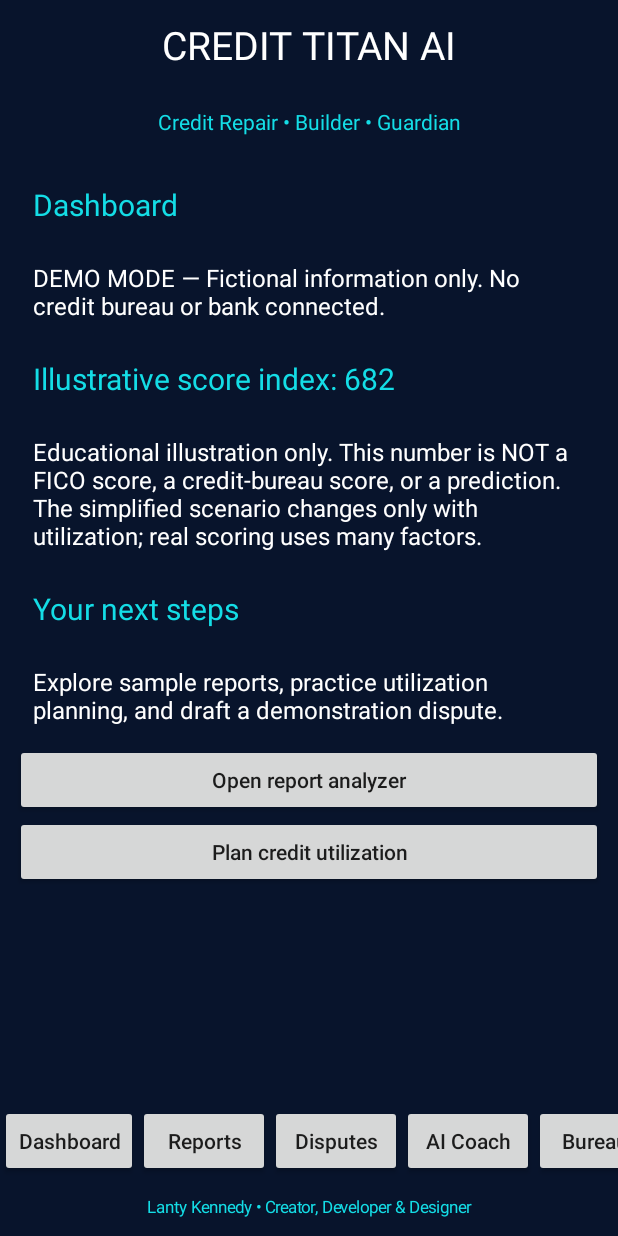
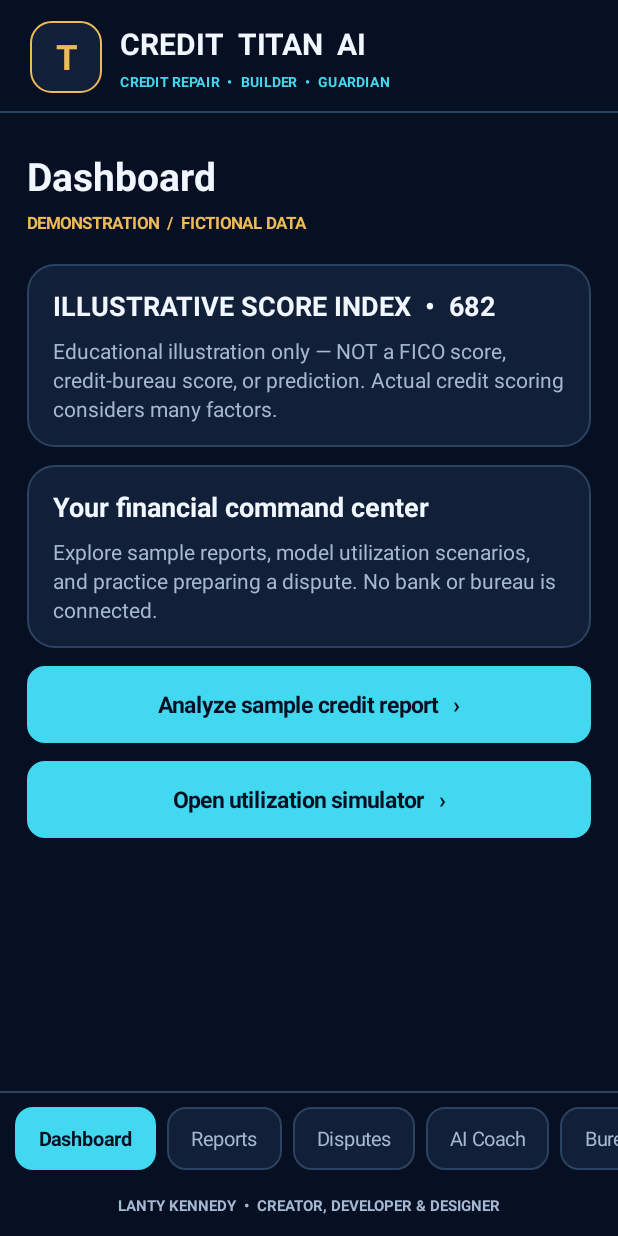
Before and after one commit to TitanCreditbyLantyKennedy/credit-titan-ai-android, an Android app: the screen it shows after launch (MainActivity), on a phone screen of 412 x 824 dp. Run offline under Robolectric (Android 15) with nearby library versions, the light colour scheme and no system bars.

Commit message:
Polish premium mobile UI with branded header, rounded navigation and cards

```diff
--- a/app/src/main/java/com/credittitan/ai/MainActivity.java
+++ b/app/src/main/java/com/credittitan/ai/MainActivity.java
@@ -2,98 +2,146 @@ package com.credittitan.ai;
 
 import android.app.Activity;
 import android.os.Bundle;
+import android.content.res.ColorStateList;
 import android.graphics.Color;
+import android.graphics.Typeface;
+import android.graphics.drawable.GradientDrawable;
 import android.view.Gravity;
+import android.view.View;
 import android.widget.*;
 
 public class MainActivity extends Activity {
-    private final int navy=Color.rgb(8,20,44), cyan=Color.rgb(20,221,230), white=Color.WHITE;
+    private final int navy=Color.rgb(7,16,34), panel=Color.rgb(17,31,57), cyan=Color.rgb(66,216,239),
+        white=Color.rgb(241,247,255), muted=Color.rgb(166,184,209), gold=Color.rgb(236,187,88), border=Color.rgb(43,66,96);
     private final String[] pages={"Dashboard","Reports","Disputes","AI Coach","Bureaus","Progress"};
     private LinearLayout content;
     private int balance=960, limit=3000;
     private boolean disputeDraft=false;
-    private int demoScore(){int utilization=(int)Math.round(100.0*balance/limit);return Math.max(600,Math.min(730,682+(32-utilization)/2));}
-    private String demoScoreNote(){return "Educational illustration only. This number is NOT a FICO score, a credit-bureau score, or a prediction. The simplified scenario changes only with utilization; real scoring uses many factors."; }
     private int dp(int value){return (int)(getResources().getDisplayMetrics().density*value+0.5f);}
-    @Override public void onCreate(Bundle state){super.onCreate(state);show(0);}
-    private TextView text(String value,int size,int color){
+    private int score(){int pct=(int)Math.round(100.0*balance/limit);return Math.max(600,Math.min(730,682+(32-pct)/2));}
+    private String note(){return "Educational illustration only — NOT a FICO score, credit-bureau score, or prediction. Actual credit scoring considers many factors.";}
+    private GradientDrawable shape(int fill,int stroke,int radius){
+        GradientDrawable d=new GradientDrawable();d.setColor(fill);d.setCornerRadius(dp(radius));
+        if(stroke!=0)d.setStroke(dp(1),stroke);return d;
+    }
+    private TextView text(String value,int size,int color,boolean bold){
         TextView t=new TextView(this);t.setText(value);t.setTextSize(size);t.setTextColor(color);
-        t.setPadding(dp(12),dp(12),dp(12),dp(12));return t;
+        if(bold)t.setTypeface(Typeface.DEFAULT,Typeface.BOLD);return t;
     }
-    private void add(String title,String body){
-        content.addView(text(title,20,cyan));
-        content.addView(text(body,16,white));
+    private LinearLayout column(){
+        LinearLayout l=new LinearLayout(this);l.setOrientation(LinearLayout.VERTICAL);return l;
+    }
+    private void brand(LinearLayout root){
+        LinearLayout head=new LinearLayout(this);head.setGravity(Gravity.CENTER_VERTICAL);
+        head.setPadding(dp(20),dp(14),dp(20),dp(12));
+        TextView shield=text("T",23,gold,true);shield.setGravity(Gravity.CENTER);
+        shield.setBackground(shape(panel,gold,14));
+        head.addView(shield,new LinearLayout.LayoutParams(dp(48),dp(48)));
+        LinearLayout name=column();name.setPadding(dp(12),0,0,0);
+        name.addView(text("CREDIT  TITAN  AI",20,white,true));
+        TextView tagline=text("CREDIT REPAIR  •  BUILDER  •  GUARDIAN",9,cyan,true);
+        tagline.setLetterSpacing(0.06f);tagline.setPadding(0,dp(5),0,0);name.addView(tagline);
+        head.addView(name);root.addView(head);
+        View line=new View(this);line.setBackgroundColor(border);
+        root.addView(line,new LinearLayout.LayoutParams(-1,dp(1)));
+    }
+    private void card(String heading,String body){
+        LinearLayout panelView=column();panelView.setPadding(dp(17),dp(15),dp(17),dp(16));
+        panelView.setBackground(shape(panel,border,18));
+        TextView h=text(heading,18,white,true);panelView.addView(h);
+        TextView b=text(body,14,muted,false);b.setLineSpacing(dp(3),1f);b.setPadding(0,dp(8),0,0);panelView.addView(b);
+        LinearLayout.LayoutParams lp=new LinearLayout.LayoutParams(-1,-2);lp.bottomMargin=dp(12);
+        content.addView(panelView,lp);
     }
     private void action(String label,Runnable callback){
-        Button b=new Button(this);b.setText(label);b.setAllCaps(false);b.setOnClickListener(v->callback.run());
-        content.addView(b,new LinearLayout.LayoutParams(-1,-2));
+        TextView b=text(label+"   ›",15,navy,true);b.setGravity(Gravity.CENTER);
+        b.setBackground(shape(cyan,0,12));b.setPadding(dp(12),dp(15),dp(12),dp(15));
+        b.setOnClickListener(v->callback.run());
+        LinearLayout.LayoutParams lp=new LinearLayout.LayoutParams(-1,-2);lp.bottomMargin=dp(12);content.addView(b,lp);
     }
+    @Override public void onCreate(Bundle state){super.onCreate(state);getWindow().setStatusBarColor(navy);getWindow().setNavigationBarColor(navy);show(0);}
     private void show(int index){
-        LinearLayout root=new LinearLayout(this);root.setOrientation(LinearLayout.VERTICAL);root.setBackgroundColor(navy);
-        TextView title=text("CREDIT TITAN AI",26,white);title.setGravity(Gravity.CENTER);root.addView(title);
-        TextView subtitle=text("Credit Repair • Builder • Guardian",14,cyan);subtitle.setGravity(Gravity.CENTER);root.addView(subtitle);
-        ScrollView scroll=new ScrollView(this);scroll.setFillViewport(true);
-        content=new LinearLayout(this);content.setOrientation(LinearLayout.VERTICAL);content.setPadding(dp(10),dp(8),dp(10),dp(8));
-        scroll.addView(content);root.addView(scroll,new LinearLayout.LayoutParams(-1,0,1));
-        add(pages[index],"DEMO MODE — Fictional information only. No credit bureau or bank connected.");
+        LinearLayout root=column();root.setBackgroundColor(navy);root.setFitsSystemWindows(true);
+        brand(root);
+        ScrollView scroll=new ScrollView(this);scroll.setFillViewport(true);scroll.setClipToPadding(false);
+        content=column();content.setPadding(dp(18),dp(24),dp(18),dp(20));scroll.addView(content);
+        root.addView(scroll,new LinearLayout.LayoutParams(-1,0,1));
+        TextView title=text(pages[index],26,white,true);
+        LinearLayout.LayoutParams titleLp=new LinearLayout.LayoutParams(-1,-2);titleLp.bottomMargin=dp(6);content.addView(title,titleLp);
+        TextView caption=text("DEMONSTRATION  /  FICTIONAL DATA",11,gold,true);
+        LinearLayout.LayoutParams captionLp=new LinearLayout.LayoutParams(-1,-2);captionLp.bottomMargin=dp(20);content.addView(caption,captionLp);
         render(index);
-        HorizontalScrollView bar=new HorizontalScrollView(this);bar.setHorizontalScrollBarEnabled(false);
+        View divider=new View(this);divider.setBackgroundColor(border);root.addView(divider,new LinearLayout.LayoutParams(-1,dp(1)));
+        HorizontalScrollView scroller=new HorizontalScrollView(this);scroller.setHorizontalScrollBarEnabled(false);
+        scroller.setPadding(dp(10),dp(9),dp(10),dp(9));scroller.setClipToPadding(false);
         LinearLayout nav=new LinearLayout(this);nav.setOrientation(LinearLayout.HORIZONTAL);
         for(int i=0;i<pages.length;i++){
-            final int selected=i;Button button=new Button(this);button.setText(pages[i]);button.setAllCaps(false);
-            button.setOnClickListener(v->show(selected));nav.addView(button);
+            final int target=i;boolean selected=(index==i);
+            TextView tab=text(pages[i],13,selected?navy:muted,selected);
+            tab.setGravity(Gravity.CENTER);tab.setPadding(dp(16),dp(12),dp(16),dp(12));
+            tab.setBackground(shape(selected?cyan:panel,selected?0:border,12));
+            LinearLayout.LayoutParams lp=new LinearLayout.LayoutParams(-2,-2);lp.rightMargin=dp(7);
+            nav.addView(tab,lp);tab.setOnClickListener(v->show(target));
         }
-        bar.addView(nav);root.addView(bar);
-        TextView credit=text("Lanty Kennedy • Creator, Developer & Designer",11,cyan);credit.setGravity(Gravity.CENTER);
-        root.addView(credit);setContentView(root);
+        scroller.addView(nav);root.addView(scroller);
+        TextView footer=text("LANTY KENNEDY  •  CREATOR, DEVELOPER & DESIGNER",10,muted,true);
+        footer.setGravity(Gravity.CENTER);footer.setPadding(dp(8),dp(7),dp(8),dp(13));root.addView(footer);
+        setContentView(root);
     }
     private void render(int index){
         switch(index){
             case 0:
-                add("Illustrative score index: "+demoScore(),demoScoreNote());
-                add("Your next steps","Explore sample reports, practice utilization planning, and draft a demonstration dispute.");
-                action("Open report analyzer",()->show(1));
-                action("Plan credit utilization",()->show(5));
+                card("ILLUSTRATIVE SCORE INDEX  •  "+score(),note());
+                card("Your financial command center","Explore sample reports, model utilization scenarios, and practice preparing a dispute. No bank or bureau is connected.");
+                action("Analyze sample credit report",()->show(1));
+                action("Open utilization simulator",()->show(5));
                 break;
             case 1:
-                add("Sample report analyzer","Fictional example: one late payment and 32% revolving utilization.");
-                add("What to verify","Check account ownership, payment history, dates, balances, and supporting documents before disputing inaccuracies.");
+                card("Sample report overview","Fictional report example: one late payment and 32% revolving utilization.");
+                card("Review before disputing","Verify account ownership, payment dates, reported balances, and supporting documents. Dispute only information you believe is inaccurate.");
                 action("Create a sample dispute draft",()->{disputeDraft=true;show(2);});
                 break;
             case 2:
-                add("Dispute center",disputeDraft?"Sample draft created locally for this session. Nothing has been sent.":"No sample dispute draft created yet.");
+                card("Dispute workspace",disputeDraft?"A demonstration dispute draft is ready for review. Nothing has been submitted.":"No dispute draft yet. Start a sample to see the workflow.");
                 action("Create demonstration draft",()->{disputeDraft=true;show(2);});
-                if(disputeDraft)action("Clear demonstration draft",()->{disputeDraft=false;show(2);});
-                add("Important","Only dispute information you reasonably believe is inaccurate. This prototype does not submit disputes.");
+                if(disputeDraft)action("Clear sample draft",()->{disputeDraft=false;show(2);});
+                card("Important","This prototype does not submit disputes or access credit files.");
                 break;
             case 3:
-                add("AI coach — educational demo","Pay bills on time, review reports for errors, and consider reducing revolving balances.");
-                add("How utilization works","Utilization is your revolving balance divided by your credit limit. The planner lets you explore fictional scenarios.");
-                action("Open utilization planner",()->show(5));
-                add("Service status","This coach is not connected to a live AI service.");
+                card("Your AI Coach — demo","Educational guidance: pay on time, check reports for inaccuracies, and manage revolving balances.");
+                card("Smart utilization planning","Explore hypothetical balances and limits. This is not a live AI service.");
+                action("Explore credit utilization",()->show(5));
                 break;
             case 4:
-                add("Experian","Not connected — demonstration only.");
-                add("Equifax","Not connected — demonstration only.");
-                add("TransUnion","Not connected — demonstration only.");
-                add("Privacy","No personal credit information is collected by this demo.");
+                card("Experian","Not connected — demonstration only.");
+                card("Equifax","Not connected — demonstration only.");
+                card("TransUnion","Not connected — demonstration only.");
+                card("Your privacy","This demonstration does not collect or retrieve personal credit reports.");
                 break;
             case 5:
                 int pct=(int)Math.round(100.0*balance/limit);
-                add("Interactive utilization planner","Sample balance: $"+balance+" | Sample limit: $"+limit+" | Utilization: "+pct+"%");
-                TextView scoreDisplay=text("Illustrative score index: "+demoScore(),22,cyan);content.addView(scoreDisplay);
-                TextView utilizationDisplay=text("Utilization: "+pct+"%",17,white);content.addView(utilizationDisplay);
-                content.addView(text(demoScoreNote(),13,white));
-                add("Adjust fictional balance","Move the slider to explore how utilization changes. This does not predict a credit score.");
+                card("Utilization simulator","Fictional credit limit: $"+limit+". Adjust the sample balance to explore utilization.");
+                LinearLayout scoreCard=column();scoreCard.setPadding(dp(18),dp(16),dp(18),dp(16));
+                scoreCard.setBackground(shape(panel,gold,18));
+                TextView scoreLabel=text("ILLUSTRATIVE SCORE INDEX",11,gold,true);scoreCard.addView(scoreLabel);
+                TextView scoreValue=text(""+score(),40,white,true);scoreCard.addView(scoreValue);
+                TextView utilization=text("Balance: $"+balance+"  •  Utilization: "+pct+"%",15,cyan,true);
+                utilization.setPadding(0,dp(7),0,0);scoreCard.addView(utilization);
+                LinearLayout.LayoutParams cp=new LinearLayout.LayoutParams(-1,-2);cp.bottomMargin=dp(14);content.addView(scoreCard,cp);
                 SeekBar slider=new SeekBar(this);slider.setMax(limit);slider.setProgress(balance);
+                slider.setProgressTintList(ColorStateList.valueOf(cyan));
+                slider.setThumbTintList(ColorStateList.valueOf(gold));
                 slider.setOnSeekBarChangeListener(new SeekBar.OnSeekBarChangeListener(){
-                    public void onProgressChanged(SeekBar s,int p,boolean fromUser){balance=p;scoreDisplay.setText("Illustrative score index: "+demoScore());utilizationDisplay.setText("Utilization: "+(int)Math.round(100.0*balance/limit)+"%");}
+                    public void onProgressChanged(SeekBar s,int p,boolean fromUser){
+                        balance=p;scoreValue.setText(""+score());
+                        utilization.setText("Balance: $"+balance+"  •  Utilization: "+(int)Math.round(100.0*balance/limit)+"%");
+                    }
                     public void onStartTrackingTouch(SeekBar s){}
-                    public void onStopTrackingTouch(SeekBar s){show(5);}
+                    public void onStopTrackingTouch(SeekBar s){}
                 });
                 content.addView(slider);
-                add("Illustrative goal","At a $"+limit+" limit, a balance below $900 would be under 30% utilization. Actual scoring depends on many factors.");
-                action("Reset example",()->{balance=960;show(5);});
+                card("How to interpret this",note()+" A sample balance below $900 is under 30% of the $3,000 limit.");
+                action("Reset simulation",()->{balance=960;show(5);});
                 break;
         }
     }
```
